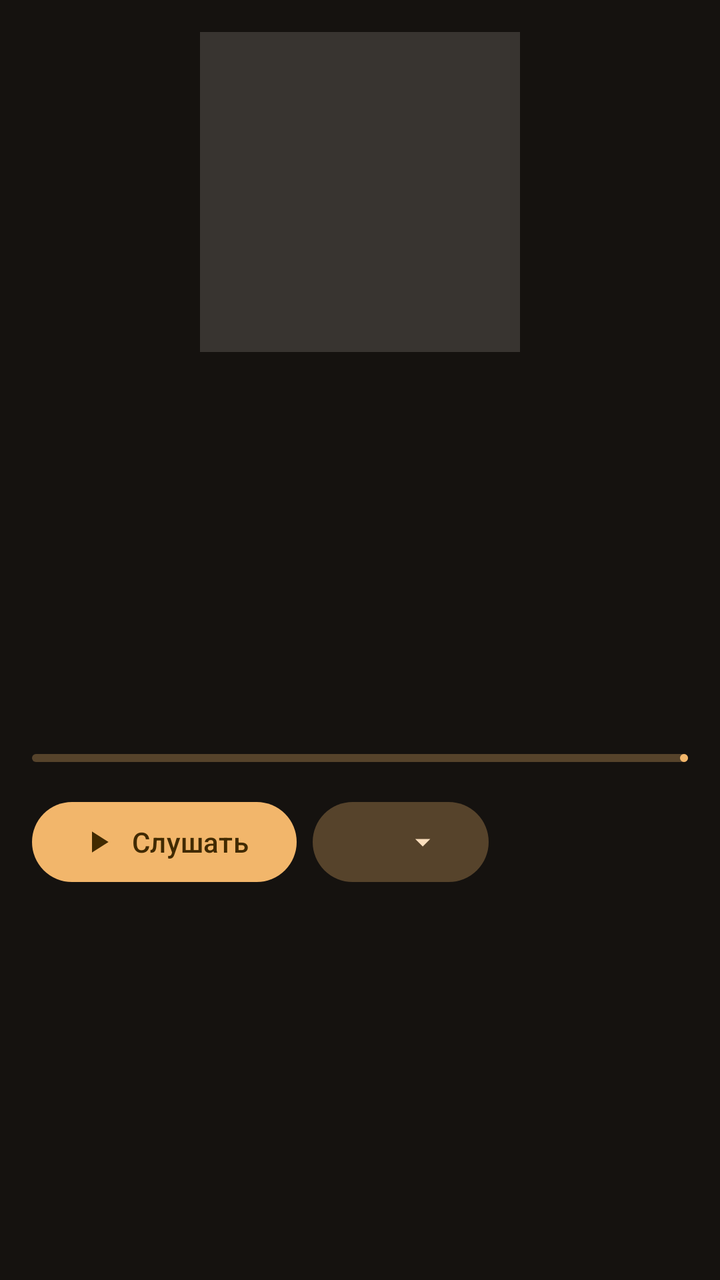
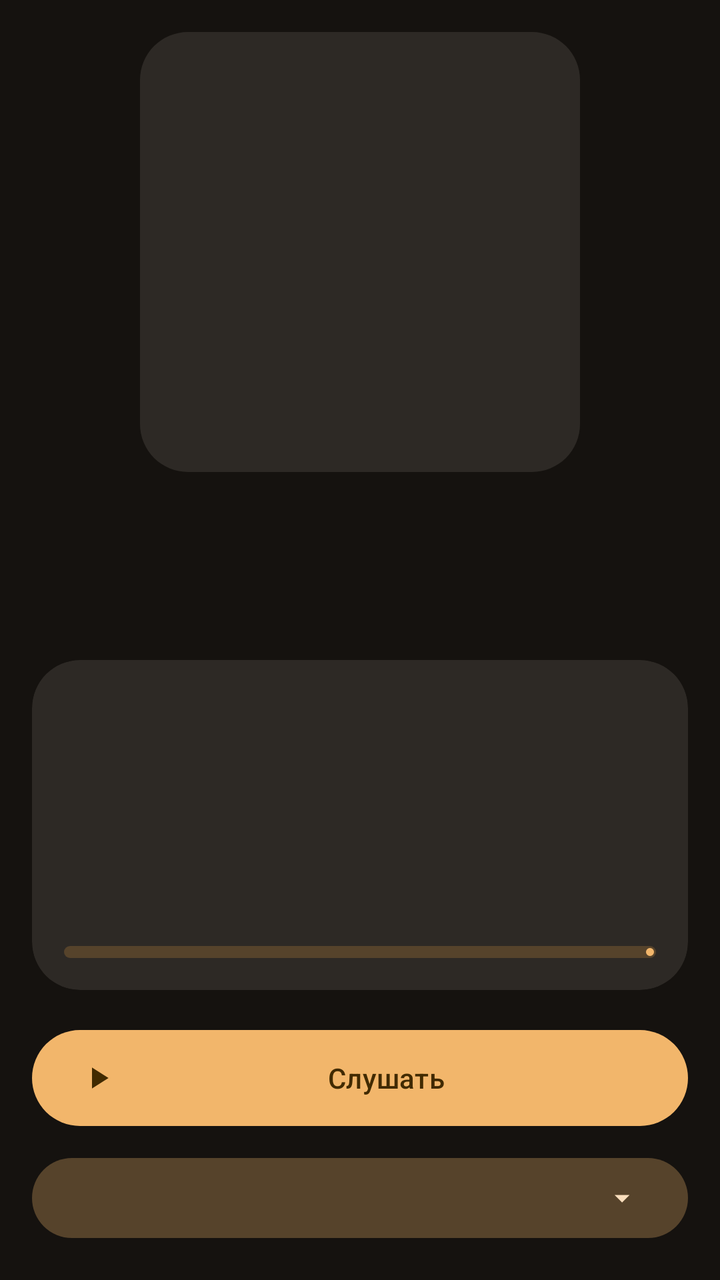

Two renders of the same Android screen: before a commit and after it. Below are the layout's source before the change and the commit's diff.
<!-- AndroidManifest.xml: application theme Theme.AudioBookPlayer -->
<!-- res/layout/item_book_header.xml -->
<?xml version="1.0" encoding="utf-8"?>
<LinearLayout xmlns:android="http://schemas.android.com/apk/res/android"
    xmlns:app="http://schemas.android.com/apk/res-auto"
    android:layout_width="match_parent"
    android:layout_height="wrap_content"
    android:orientation="vertical"
    android:padding="16dp">

    <ImageView
        android:id="@+id/cover"
        android:layout_width="@dimen/book_cover_size"
        android:layout_height="@dimen/book_cover_size"
        android:layout_gravity="center_horizontal"
        android:background="?attr/colorSurfaceVariant"
        android:importantForAccessibility="no"
        android:scaleType="centerCrop" />

    <TextView
        android:id="@+id/title"
        android:layout_width="match_parent"
        android:layout_height="wrap_content"
        android:layout_marginTop="16dp"
        android:textAppearance="?attr/textAppearanceHeadlineSmall" />

    <TextView
        android:id="@+id/author"
        android:layout_width="match_parent"
        android:layout_height="wrap_content"
        android:layout_marginTop="4dp"
        android:textAppearance="?attr/textAppearanceTitleMedium" />

    <TextView
        android:id="@+id/series"
        android:layout_width="match_parent"
        android:layout_height="wrap_content"
        android:layout_marginTop="4dp"
        android:textAppearance="?attr/textAppearanceBodyMedium" />

    <TextView
        android:id="@+id/narrator"
        android:layout_width="match_parent"
        android:layout_height="wrap_content"
        android:layout_marginTop="4dp"
        android:textAppearance="?attr/textAppearanceBodyMedium" />

    <TextView
        android:id="@+id/summary"
        android:layout_width="match_parent"
        android:layout_height="wrap_content"
        android:layout_marginTop="8dp"
        android:textAppearance="?attr/textAppearanceBodyMedium" />

    <TextView
        android:id="@+id/size"
        android:layout_width="match_parent"
        android:layout_height="wrap_content"
        android:layout_marginTop="4dp"
        android:textAppearance="?attr/textAppearanceBodyMedium" />

    <TextView
        android:id="@+id/progressText"
        android:layout_width="match_parent"
        android:layout_height="wrap_content"
        android:layout_marginTop="8dp"
        android:textAppearance="?attr/textAppearanceBodyMedium" />

    <com.google.android.material.progressindicator.LinearProgressIndicator
        android:id="@+id/progress"
        android:layout_width="match_parent"
        android:layout_height="wrap_content"
        android:layout_marginTop="4dp"
        android:importantForAccessibility="no"
        android:max="100"
        app:trackCornerRadius="2dp" />

    <LinearLayout
        android:layout_width="match_parent"
        android:layout_height="wrap_content"
        android:layout_marginTop="16dp"
        android:orientation="horizontal">

        <com.google.android.material.button.MaterialButton
            android:id="@+id/listen"
            android:layout_width="wrap_content"
            android:layout_height="wrap_content"
            android:text="@string/book_listen"
            app:icon="@drawable/ic_play" />

        <com.google.android.material.button.MaterialButton
            android:id="@+id/status"
            style="@style/Widget.Material3.Button.TonalButton"
            android:layout_width="wrap_content"
            android:layout_height="wrap_content"
            android:layout_marginStart="8dp"
            app:icon="@drawable/ic_arrow_drop_down"
            app:iconGravity="end" />
    </LinearLayout>

    <com.google.android.material.button.MaterialButton
        android:id="@+id/download"
        style="@style/Widget.Material3.Button.OutlinedButton"
        android:layout_width="wrap_content"
        android:layout_height="wrap_content"
        android:layout_marginTop="8dp"
        android:visibility="gone"
        app:icon="@drawable/ic_download" />

</LinearLayout>
<!-- resources referenced by this layout -->
<resources>
  <dimen name="book_cover_size">160dp</dimen>
  <!-- drawable ic_download (drawable) -->
  <vector xmlns:android="http://schemas.android.com/apk/res/android"
      android:width="24dp"
      android:height="24dp"
      android:viewportWidth="24"
      android:viewportHeight="24">
      <path
          android:fillColor="@android:color/white"
          android:pathData="M5,20h14v-2H5V20zM19,9h-4V3H9v6H5l7,7L19,9z" />
  </vector>
  <string name="book_listen">Слушать</string>
  <color name="abl_primary">#F2B66B</color>
  <color name="abl_on_primary">#412A00</color>
  <color name="abl_primary_container">#5E4010</color>
  <color name="abl_on_primary_container">#FFDDB0</color>
  <color name="abl_secondary">#DDC3A3</color>
  <color name="abl_on_secondary">#3E2D16</color>
  <color name="abl_secondary_container">#56432B</color>
  <color name="abl_on_secondary_container">#FADEBD</color>
  <color name="abl_tertiary">#B3CFA3</color>
  <color name="abl_on_tertiary">#1F3716</color>
  <color name="abl_tertiary_container">#364E2B</color>
  <color name="abl_on_tertiary_container">#CFEBBD</color>
  <color name="abl_error">#FFB4AB</color>
  <color name="abl_on_error">#690005</color>
  <color name="abl_error_container">#93000A</color>
  <color name="abl_on_error_container">#FFDAD6</color>
  <color name="abl_surface">#15120F</color>
  <color name="abl_on_surface">#EAE1D9</color>
  <color name="abl_surface_container_highest">#383430</color>
  <color name="abl_on_surface_variant">#D3C4B4</color>
  <color name="abl_surface_dim">#15120F</color>
  <color name="abl_surface_bright">#3C3834</color>
  <color name="abl_surface_container_lowest">#100D0A</color>
  <color name="abl_surface_container_low">#1E1B17</color>
  <color name="abl_surface_container">#221F1B</color>
  <color name="abl_surface_container_high">#2D2925</color>
  <color name="abl_outline">#9C8F80</color>
  <color name="abl_outline_variant">#4F4539</color>
  <style name="ShapeAppearance.Abl.Small" parent="">
          <item name="cornerFamily">rounded</item>
          <item name="cornerSize">@dimen/radius_small</item>
      </style>
  <style name="ShapeAppearance.Abl.Medium" parent="">
          <item name="cornerFamily">rounded</item>
          <item name="cornerSize">@dimen/radius_medium</item>
      </style>
  <style name="ShapeAppearance.Abl.Large" parent="">
          <item name="cornerFamily">rounded</item>
          <item name="cornerSize">@dimen/radius_large</item>
      </style>
  <style name="TextAppearance.Abl.TitleLarge" parent="TextAppearance.Material3.TitleLarge">
          <item name="fontFamily">sans-serif-medium</item>
          <item name="android:fontFamily">sans-serif-medium</item>
      </style>
  <style name="TextAppearance.Abl.TitleMedium" parent="TextAppearance.Material3.TitleMedium">
          <item name="fontFamily">sans-serif-medium</item>
          <item name="android:fontFamily">sans-serif-medium</item>
      </style>
  <style name="TextAppearance.Abl.HeadlineSmall" parent="TextAppearance.Material3.HeadlineSmall">
          <item name="fontFamily">sans-serif-medium</item>
          <item name="android:fontFamily">sans-serif-medium</item>
      </style>
  <dimen name="radius_small">12dp</dimen>
  <dimen name="radius_medium">16dp</dimen>
  <dimen name="radius_large">24dp</dimen>
  <!-- unchanged entries left out for length: 3 -->
</resources>

<!-- the commit's change to res/layout/item_book_header.xml (unified diff, before → after) -->
@@ -6,20 +6,20 @@
     android:orientation="vertical"
     android:padding="16dp">
 
-    <ImageView
+    <com.google.android.material.imageview.ShapeableImageView
         android:id="@+id/cover"
+        style="@style/Widget.Abl.Cover"
         android:layout_width="@dimen/book_cover_size"
         android:layout_height="@dimen/book_cover_size"
         android:layout_gravity="center_horizontal"
-        android:background="?attr/colorSurfaceVariant"
-        android:importantForAccessibility="no"
-        android:scaleType="centerCrop" />
+        app:shapeAppearanceOverlay="@style/ShapeAppearance.Abl.Large" />
 
     <TextView
         android:id="@+id/title"
         android:layout_width="match_parent"
         android:layout_height="wrap_content"
-        android:layout_marginTop="16dp"
+        android:layout_marginTop="20dp"
+        android:gravity="center"
         android:textAppearance="?attr/textAppearanceHeadlineSmall" />
 
     <TextView
@@ -27,82 +27,102 @@
         android:layout_width="match_parent"
         android:layout_height="wrap_content"
         android:layout_marginTop="4dp"
-        android:textAppearance="?attr/textAppearanceTitleMedium" />
+        android:gravity="center"
+        android:textAppearance="?attr/textAppearanceTitleMedium"
+        android:textColor="?attr/colorPrimary" />
 
-    <TextView
-        android:id="@+id/series"
+    <com.google.android.material.card.MaterialCardView
+        style="@style/Widget.Abl.Card"
         android:layout_width="match_parent"
         android:layout_height="wrap_content"
-        android:layout_marginTop="4dp"
-        android:textAppearance="?attr/textAppearanceBodyMedium" />
+        android:layout_marginTop="16dp">
 
-    <TextView
-        android:id="@+id/narrator"
+        <LinearLayout
+            android:layout_width="match_parent"
+            android:layout_height="wrap_content"
+            android:orientation="vertical"
+            android:padding="16dp">
+
+            <TextView
+                android:id="@+id/series"
+                android:layout_width="match_parent"
+                android:layout_height="wrap_content"
+                android:layout_marginBottom="4dp"
+                android:textAppearance="?attr/textAppearanceBodyMedium" />
+
+            <TextView
+                android:id="@+id/narrator"
+                android:layout_width="match_parent"
+                android:layout_height="wrap_content"
+                android:layout_marginBottom="4dp"
+                android:textAppearance="?attr/textAppearanceBodyMedium" />
+
+            <TextView
+                android:id="@+id/summary"
+                android:layout_width="match_parent"
+                android:layout_height="wrap_content"
+                android:textAppearance="?attr/textAppearanceBodyMedium"
+                android:textColor="?attr/colorOnSurfaceVariant" />
+
+            <TextView
+                android:id="@+id/size"
+                android:layout_width="match_parent"
+                android:layout_height="wrap_content"
+                android:layout_marginTop="4dp"
+                android:textAppearance="?attr/textAppearanceBodyMedium"
+                android:textColor="?attr/colorOnSurfaceVariant" />
+
+            <TextView
+                android:id="@+id/progressText"
+                android:layout_width="match_parent"
+                android:layout_height="wrap_content"
+                android:layout_marginTop="12dp"
+                android:textAppearance="?attr/textAppearanceBodyMedium" />
+
+            <com.google.android.material.progressindicator.LinearProgressIndicator
+                android:id="@+id/progress"
+                android:layout_width="match_parent"
+                android:layout_height="wrap_content"
+                android:layout_marginTop="8dp"
+                android:importantForAccessibility="no"
+                android:max="100"
+                app:trackCornerRadius="4dp"
+                app:trackThickness="6dp" />
+        </LinearLayout>
+    </com.google.android.material.card.MaterialCardView>
+
+    <com.google.android.material.button.MaterialButton
+        android:id="@+id/listen"
         android:layout_width="match_parent"
-        android:layout_height="wrap_content"
-        android:layout_marginTop="4dp"
-        android:textAppearance="?attr/textAppearanceBodyMedium" />
-
-    <TextView
-        android:id="@+id/summary"
-        android:layout_width="match_parent"
-        android:layout_height="wrap_content"
-        android:layout_marginTop="8dp"
-        android:textAppearance="?attr/textAppearanceBodyMedium" />
-
-    <TextView
-        android:id="@+id/size"
-        android:layout_width="match_parent"
-        android:layout_height="wrap_content"
-        android:layout_marginTop="4dp"
-        android:textAppearance="?attr/textAppearanceBodyMedium" />
-
-    <TextView
-        android:id="@+id/progressText"
-        android:layout_width="match_parent"
-        android:layout_height="wrap_content"
-        android:layout_marginTop="8dp"
-        android:textAppearance="?attr/textAppearanceBodyMedium" />
-
-    <com.google.android.material.progressindicator.LinearProgressIndicator
-        android:id="@+id/progress"
-        android:layout_width="match_parent"
-        android:layout_height="wrap_content"
-        android:layout_marginTop="4dp"
-        android:importantForAccessibility="no"
-        android:max="100"
-        app:trackCornerRadius="2dp" />
+        android:layout_height="56dp"
+        android:layout_marginTop="16dp"
+        android:text="@string/book_listen"
+        app:icon="@drawable/ic_play" />
 
     <LinearLayout
         android:layout_width="match_parent"
         android:layout_height="wrap_content"
-        android:layout_marginTop="16dp"
+        android:layout_marginTop="8dp"
         android:orientation="horizontal">
-
-        <com.google.android.material.button.MaterialButton
-            android:id="@+id/listen"
-            android:layout_width="wrap_content"
-            android:layout_height="wrap_content"
-            android:text="@string/book_listen"
-            app:icon="@drawable/ic_play" />
 
         <com.google.android.material.button.MaterialButton
             android:id="@+id/status"
             style="@style/Widget.Material3.Button.TonalButton"
-            android:layout_width="wrap_content"
+            android:layout_width="0dp"
+            android:layout_height="wrap_content"
+            android:layout_weight="1"
+            app:icon="@drawable/ic_arrow_drop_down"
+            app:iconGravity="end" />
+
+        <com.google.android.material.button.MaterialButton
+            android:id="@+id/download"
+            style="@style/Widget.Material3.Button.OutlinedButton"
+            android:layout_width="0dp"
             android:layout_height="wrap_content"
             android:layout_marginStart="8dp"
-            app:icon="@drawable/ic_arrow_drop_down"
-            app:iconGravity="end" />
+            android:layout_weight="1"
+            android:visibility="gone"
+            app:icon="@drawable/ic_download" />
     </LinearLayout>
 
-    <com.google.android.material.button.MaterialButton
-        android:id="@+id/download"
-        style="@style/Widget.Material3.Button.OutlinedButton"
-        android:layout_width="wrap_content"
-        android:layout_height="wrap_content"
-        android:layout_marginTop="8dp"
-        android:visibility="gone"
-        app:icon="@drawable/ic_download" />
-
 </LinearLayout>
<!-- resource entries referenced after the edit -->
@@ -1,6 +1,6 @@
 <!-- resources referenced by this layout -->
 <resources>
-  <dimen name="book_cover_size">160dp</dimen>
+  <dimen name="book_cover_size">220dp</dimen>
   <!-- drawable ic_download (drawable) -->
   <vector xmlns:android="http://schemas.android.com/apk/res/android"
       android:width="24dp"
@@ -52,6 +52,16 @@
           <item name="cornerFamily">rounded</item>
           <item name="cornerSize">@dimen/radius_large</item>
       </style>
+  <style name="Widget.Abl.Card" parent="Widget.Material3.CardView.Filled">
+          <item name="cardBackgroundColor">?attr/colorSurfaceContainerHigh</item>
+          <item name="shapeAppearance">?attr/shapeAppearanceCornerLarge</item>
+      </style>
+  <style name="Widget.Abl.Cover" parent="">
+          <item name="android:background">?attr/colorSurfaceContainerHigh</item>
+          <item name="android:scaleType">centerCrop</item>
+          <item name="android:importantForAccessibility">no</item>
+          <item name="shapeAppearanceOverlay">@style/ShapeAppearance.Abl.Medium</item>
+      </style>
   <style name="TextAppearance.Abl.TitleLarge" parent="TextAppearance.Material3.TitleLarge">
           <item name="fontFamily">sans-serif-medium</item>
           <item name="android:fontFamily">sans-serif-medium</item>
